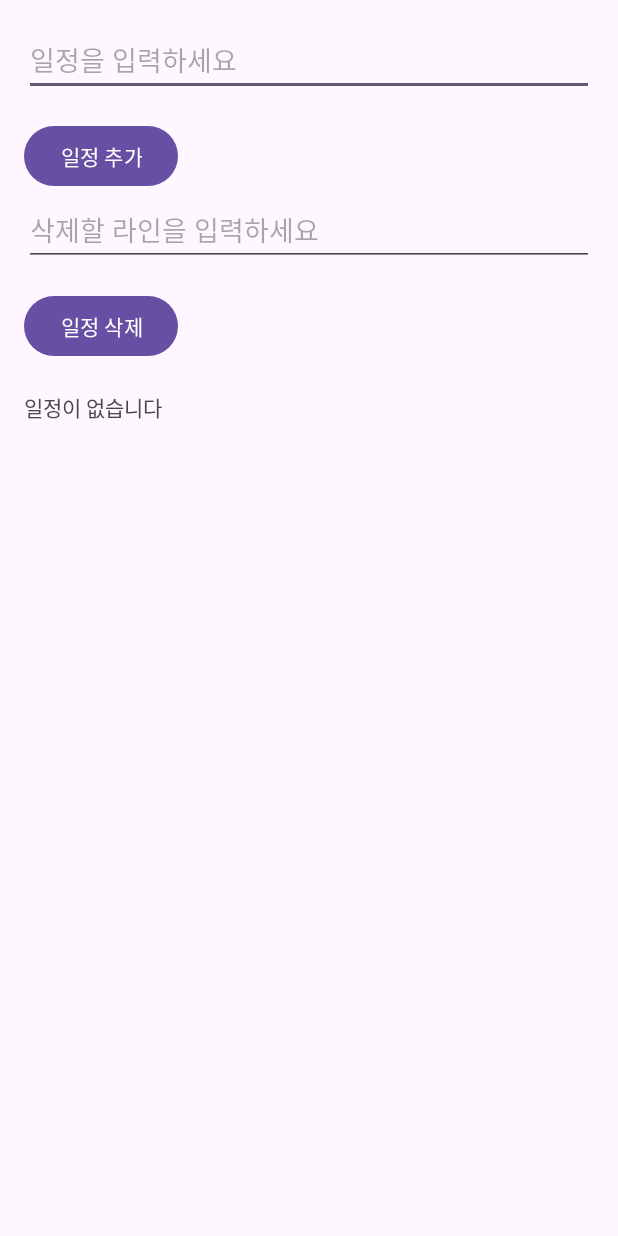
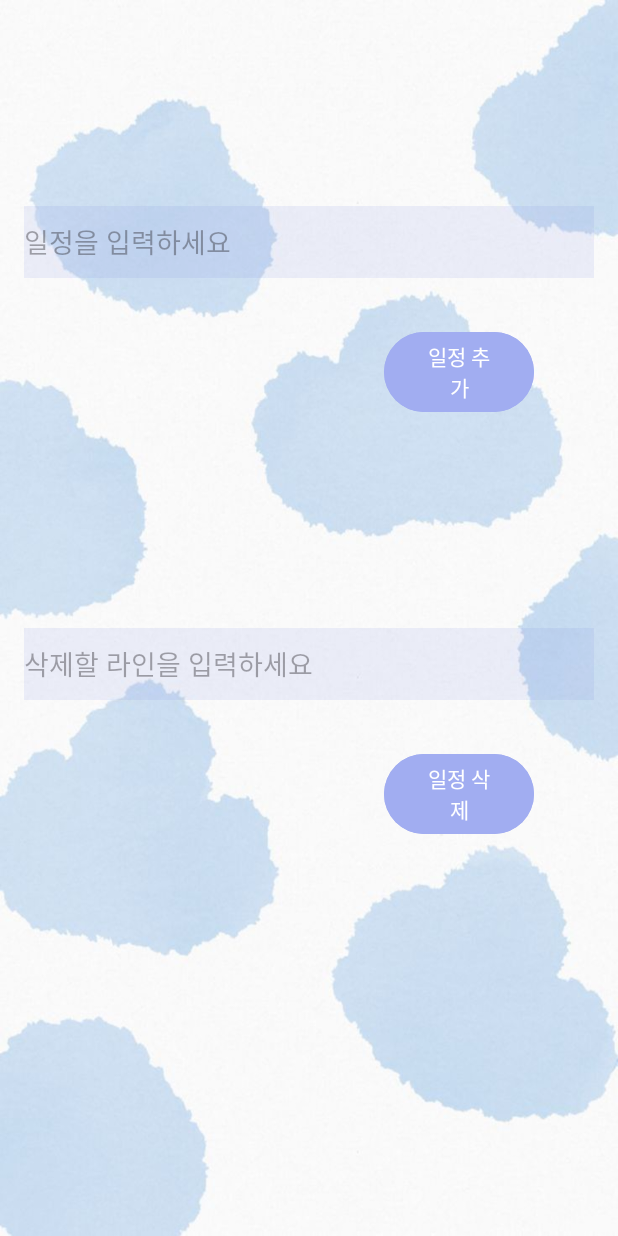
Before and after one commit to dhs82/SuperGrow, an Android app: the ScheduleActivity screen opened directly, with no data from a screen before it, on a phone screen of 412 x 824 dp. Run offline under Robolectric (Android 15) with nearby library versions, the phone set to English and light mode, and no system bars; network calls fail.

Commit message:
editstar_schedule

```diff
--- a/app/src/main/res/layout/activity_schedule.xml
+++ b/app/src/main/res/layout/activity_schedule.xml
@@ -2,45 +2,69 @@
     android:id="@+id/schedulelayout"
     android:layout_width="match_parent"
     android:layout_height="match_parent"
-    android:padding="16dp">
+    android:padding="16dp"
+    android:background="@drawable/joina">
 
     <!-- 일정 입력을 위한 EditText -->
+
+    <!-- 일정 추가 버튼 -->
+
+    <!-- 일정 삭제 버튼 -->
+
     <EditText
         android:id="@+id/editTextSchedule"
         android:layout_width="match_parent"
         android:layout_height="wrap_content"
+        android:layout_alignParentTop="true"
+        android:layout_marginTop="121dp"
+        android:background="#207A8ADD"
+        android:fontFamily="@font/wildfont"
         android:hint="일정을 입력하세요"
         android:minHeight="48dp" />
 
-    <!-- 일정 추가 버튼 -->
+    <!-- 삭제할 라인 입력을 위한 EditText -->
+
+    <!-- 텍스트뷰로 일정 표시 -->
+
     <Button
         android:id="@+id/buttonAddSchedule"
-        android:layout_width="wrap_content"
+        android:layout_width="115dp"
         android:layout_height="wrap_content"
         android:layout_below="@id/editTextSchedule"
-        android:layout_marginTop="16dp"
+        android:layout_alignParentStart="true"
+        android:layout_alignParentEnd="true"
+        android:layout_marginStart="240dp"
+        android:layout_marginTop="32dp"
+        android:layout_marginEnd="40dp"
+        android:backgroundTint="#A1ADF1"
+        android:fontFamily="@font/wildfont"
         android:text="일정 추가" />
 
-    <!-- 일정 삭제 버튼 -->
     <Button
         android:id="@+id/buttonDeleteSchedule"
-        android:layout_width="wrap_content"
+        android:layout_width="115dp"
         android:layout_height="wrap_content"
         android:layout_below="@id/deleteTextSchedule"
-        android:layout_marginTop="16dp"
+        android:layout_alignParentStart="true"
+        android:layout_alignParentEnd="true"
+        android:layout_marginStart="240dp"
+        android:layout_marginTop="32dp"
+        android:layout_marginEnd="40dp"
+        android:backgroundTint="#A1ADF1"
+        android:fontFamily="@font/wildfont"
         android:text="일정 삭제" />
 
-    <!-- 삭제할 라인 입력을 위한 EditText -->
     <EditText
         android:id="@+id/deleteTextSchedule"
         android:layout_width="match_parent"
         android:layout_height="wrap_content"
         android:layout_below="@id/buttonAddSchedule"
-        android:layout_marginTop="1dp"
+        android:layout_marginTop="140dp"
+        android:fontFamily="@font/wildfont"
+        android:background="#207A8ADD"
         android:hint="삭제할 라인을 입력하세요"
         android:minHeight="48dp" />
 
-    <!-- 텍스트뷰로 일정 표시 -->
     <RelativeLayout
         android:id="@+id/textViewLayout"
         android:layout_width="wrap_content"
@@ -48,10 +72,17 @@
         android:layout_below="@id/buttonDeleteSchedule"
         android:layout_marginTop="19dp">
 
-        <TextView
-            android:id="@+id/textView2Schedule"
-            android:layout_width="wrap_content"
-            android:layout_height="wrap_content"
-            android:text="일정이 없습니다" />
     </RelativeLayout>
+
+    <TextView
+        android:id="@+id/textView2Schedule"
+        android:layout_width="108dp"
+        android:layout_height="30dp"
+        android:layout_alignParentTop="true"
+        android:layout_alignParentEnd="true"
+        android:layout_marginTop="541dp"
+        android:layout_marginEnd="30dp"
+        android:fontFamily="@font/wildfont"
+        android:text="일정이 없습니다"
+        android:visibility="invisible"/>
 </RelativeLayout>
--- a/build.gradle.kts
+++ b/build.gradle.kts
@@ -1,4 +1,5 @@
 // Top-level build file where you can add configuration options common to all sub-projects/modules.
 plugins {
     id("com.android.application") version "8.1.2" apply false
+
 }
```
Also changed, not shown: app/src/main/java/com/example/canlender_openpro/Fragment/FragFriend.java (+7 -1 lines), app/src/main/res/layout/frag_home.xml (+20 -11 lines), app/src/main/res/layout/frag_star.xml (+14 -4 lines).
